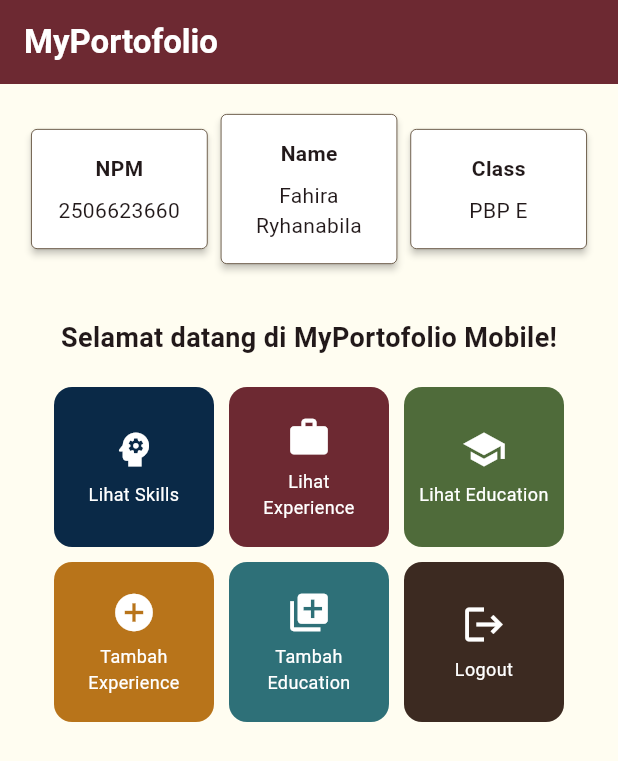
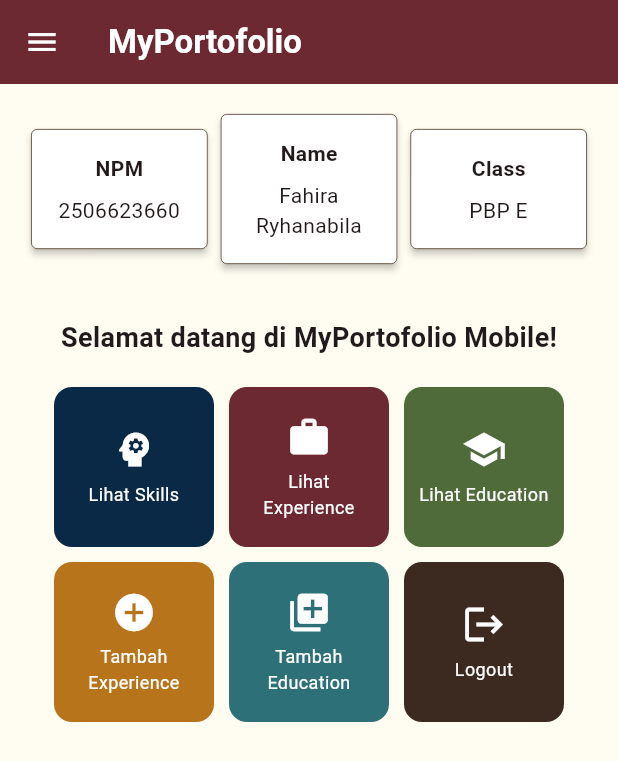
Before and after one commit to fahiraryhanabila/myportofolio_mobile, a Flutter app: the screen it shows after launch, on a phone screen of 412 x 824 dp. Shown: the top 761 px of the screen. Run offline on Flutter 3.47's test engine with Material 3 defaults, Android fonts, the phone set to English and light mode, and no system bars; our stand-ins replace material_ui.

Commit message:
refactor: move menu to screens and extract ItemCard to widgets

```diff
--- a/lib/main.dart
+++ b/lib/main.dart
@@ -1,5 +1,5 @@
 import 'package:material_ui/material_ui.dart';
-import 'package:myportofolio_mobile/menu.dart';
+import 'package:myportofolio_mobile/screens/menu.dart';
 
 void main() {
   runApp(const MyApp());
@@ -15,7 +15,7 @@ class MyApp extends StatelessWidget {
     const accent = Color(0xFF3C2A21);
 
     return MaterialApp(
-      title: 'MyPortfolio',
+      title: 'MyPortofolio',
       theme: ThemeData(
         useMaterial3: true,
         scaffoldBackgroundColor: paper,
--- a/lib/menu.dart
+++ b/lib/screens/menu.dart
@@ -1,4 +1,7 @@
 import 'package:material_ui/material_ui.dart';
+import 'package:myportofolio_mobile/widgets/left_drawer.dart';
+import 'package:myportofolio_mobile/widgets/item_card.dart';
+
 class MyHomePage extends StatelessWidget {
   MyHomePage({super.key});
 
@@ -7,14 +10,12 @@ class MyHomePage extends StatelessWidget {
   final String kelas = "PBP E";
 
   final List<ItemHomepage> items = [
-
-  ItemHomepage("Lihat Skills", Icons.psychology, const Color(0xFF0A2947)),       // navy (--text-muted)
-  ItemHomepage("Lihat Experience", Icons.work, const Color(0xFF6D2932)),         // marun (--ink)
-  ItemHomepage("Lihat Education", Icons.school, const Color(0xFF4F6B3A)),        // hijau zaitun
-  ItemHomepage("Tambah Experience", Icons.add_circle, const Color(0xFFB8741A)),  // mustard
-  ItemHomepage("Tambah Education", Icons.library_add, const Color(0xFF2E7078)),  // teal
-  ItemHomepage("Logout", Icons.logout, const Color(0xFF3C2A21)),                 // cokelat (--accent)
-
+    ItemHomepage("Lihat Skills", Icons.psychology, const Color(0xFF0A2947)),
+    ItemHomepage("Lihat Experience", Icons.work, const Color(0xFF6D2932)),
+    ItemHomepage("Lihat Education", Icons.school, const Color(0xFF4F6B3A)),
+    ItemHomepage("Tambah Experience", Icons.add_circle, const Color(0xFFB8741A)),
+    ItemHomepage("Tambah Education", Icons.library_add, const Color(0xFF2E7078)),
+    ItemHomepage("Logout", Icons.logout, const Color(0xFF3C2A21)),
   ];
 
   @override
@@ -26,14 +27,15 @@ class MyHomePage extends StatelessWidget {
           style: TextStyle(color: Colors.white, fontWeight: FontWeight.bold),
         ),
         backgroundColor: Theme.of(context).colorScheme.primary,
+        iconTheme: const IconThemeData(color: Colors.white),
       ),
+      drawer: const LeftDrawer(),
       body: SingleChildScrollView(
         child: Padding(
           padding: const EdgeInsets.all(16.0),
           child: Column(
             crossAxisAlignment: CrossAxisAlignment.center,
             children: [
-              //kartu sejajar
               Row(
                 mainAxisAlignment: MainAxisAlignment.spaceEvenly,
                 children: [
@@ -42,9 +44,7 @@ class MyHomePage extends StatelessWidget {
                   InfoCard(title: 'Class', content: kelas),
                 ],
               ),
-
               const SizedBox(height: 16.0),
-
               Center(
                 child: Column(
                   children: [
@@ -58,8 +58,6 @@ class MyHomePage extends StatelessWidget {
                         ),
                       ),
                     ),
-
-                    // Tombol menu
                     GridView.count(
                       primary: false,
                       physics: const NeverScrollableScrollPhysics(),
@@ -115,45 +113,3 @@ class ItemHomepage {
 
   ItemHomepage(this.name, this.icon, this.color);
 }
-
-class ItemCard extends StatelessWidget {
-  final ItemHomepage item;
-
-  const ItemCard(this.item, {super.key});
-
-  @override
-  Widget build(BuildContext context) {
-    return Material(
-      color: item.color,
-      borderRadius: BorderRadius.circular(12),
-      child: InkWell(
-        onTap: () {
-          ScaffoldMessenger.of(context)
-            ..hideCurrentSnackBar()
-            ..showSnackBar(
-              SnackBar(
-                content: Text("Kamu telah menekan tombol ${item.name}!"),
-              ),
-            );
-        },
-        child: Container(
-          padding: const EdgeInsets.all(8),
-          child: Center(
-            child: Column(
-              mainAxisAlignment: MainAxisAlignment.center,
-              children: [
-                Icon(item.icon, color: Colors.white, size: 30.0),
-                const Padding(padding: EdgeInsets.all(3)),
-                Text(
-                  item.name,
-                  textAlign: TextAlign.center,
-                  style: const TextStyle(color: Colors.white, fontSize: 12),
-                ),
-              ],
-            ),
-          ),
-        ),
-      ),
-    );
-  }
-}
--- /dev/null
+++ b/lib/widgets/item_card.dart
@@ -0,0 +1,54 @@
+import 'package:material_ui/material_ui.dart';
+import 'package:myportofolio_mobile/screens/experience_form.dart';
+import 'package:myportofolio_mobile/screens/menu.dart';
+
+class ItemCard extends StatelessWidget {
+  final ItemHomepage item;
+
+  const ItemCard(this.item, {super.key});
+
+  @override
+  Widget build(BuildContext context) {
+    return Material(
+      color: item.color,
+      borderRadius: BorderRadius.circular(12),
+      child: InkWell(
+        onTap: () {
+          ScaffoldMessenger.of(context)
+            ..hideCurrentSnackBar()
+            ..showSnackBar(
+              SnackBar(
+                content: Text("Kamu telah menekan tombol ${item.name}!"),
+              ),
+            );
+
+          if (item.name == "Tambah Experience") {
+            Navigator.push(
+              context,
+              MaterialPageRoute(
+                builder: (context) => const ExperienceFormPage(),
+              ),
+            );
+          }
+        },
+        child: Container(
+          padding: const EdgeInsets.all(8),
+          child: Center(
+            child: Column(
+              mainAxisAlignment: MainAxisAlignment.center,
+              children: [
+                Icon(item.icon, color: Colors.white, size: 30.0),
+                const Padding(padding: EdgeInsets.all(3)),
+                Text(
+                  item.name,
+                  textAlign: TextAlign.center,
+                  style: const TextStyle(color: Colors.white, fontSize: 12),
+                ),
+              ],
+            ),
+          ),
+        ),
+      ),
+    );
+  }
+}
```
